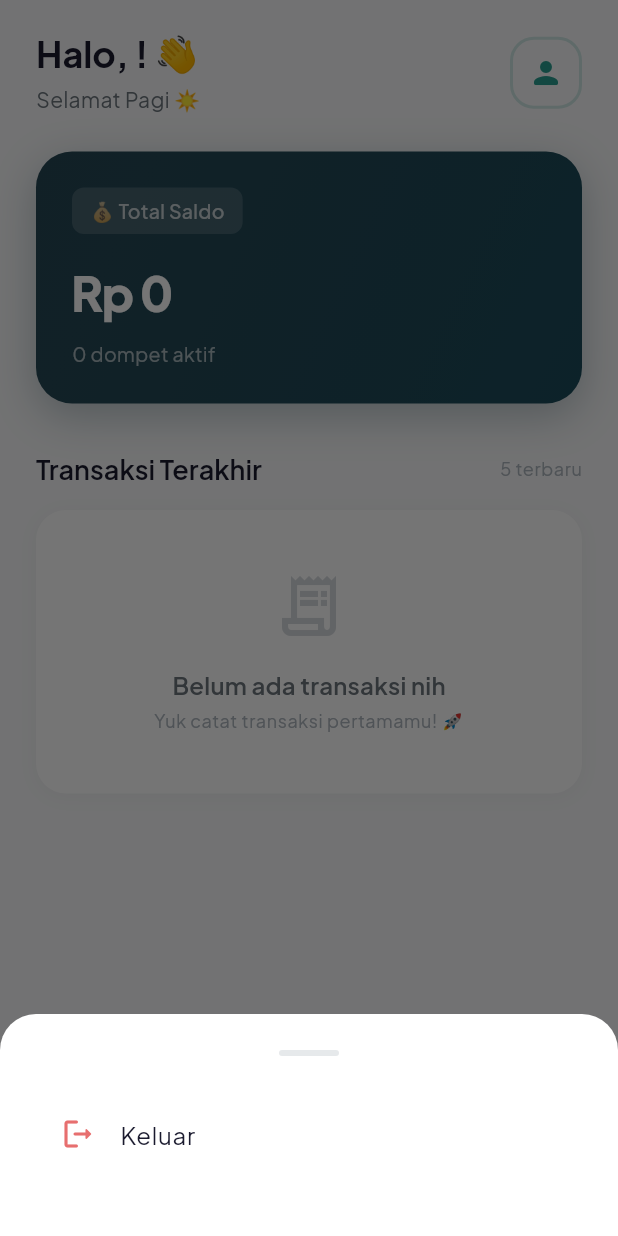
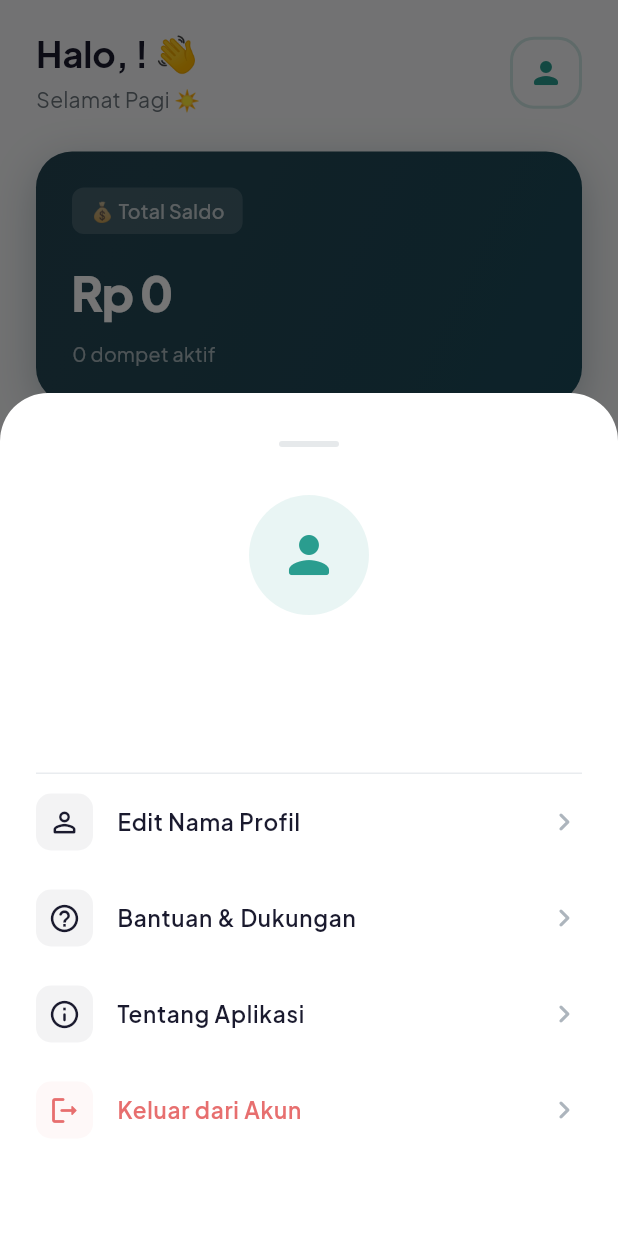
Before and after one commit to MyusiZ3/MyDuitGweh, a Flutter app: the HomeScreen screen opened directly, after a tap on the "person" icon, on a phone screen of 412 x 824 dp. Run offline on Flutter 3.47's test engine with Material 3 defaults, Android fonts, the phone set to English and light mode, and no system bars; our stand-ins replace cloud_firestore, firebase_auth, firebase_core, google_fonts, google_sign_in, pdf and 2 more; accounts and stored records are empty.

Commit message:
feat: add Edit Profile, Help, and About screens with full navigation support

```diff
--- a/lib/screens/home_screen.dart
+++ b/lib/screens/home_screen.dart
@@ -8,6 +8,9 @@ import '../utils/app_theme.dart';
 import '../utils/currency_formatter.dart';
 import '../widgets/loading_widget.dart';
 import 'login_screen.dart';
+import 'edit_profile_screen.dart';
+import 'help_screen.dart';
+import 'about_screen.dart';
 
 class HomeScreen extends StatefulWidget {
   const HomeScreen({super.key});
@@ -106,33 +109,84 @@ class _HomeScreenState extends State<HomeScreen> {
   }
 
   void _showProfileMenu() {
+    final user = FirebaseAuth.instance.currentUser;
+
     showModalBottomSheet(
       context: context,
+      isScrollControlled: true,
       backgroundColor: Colors.transparent,
       builder: (context) => Container(
-        padding: const EdgeInsets.all(24),
+        padding: const EdgeInsets.symmetric(horizontal: 24, vertical: 32),
         decoration: const BoxDecoration(
           color: Colors.white,
-          borderRadius: BorderRadius.vertical(top: Radius.circular(24)),
+          borderRadius: BorderRadius.vertical(top: Radius.circular(32)),
         ),
         child: Column(
           mainAxisSize: MainAxisSize.min,
           children: [
+            // Handle Bar
             Container(
-              width: 40,
-              height: 4,
+              width: 40, height: 4,
               decoration: BoxDecoration(
                 color: AppColors.textHint.withOpacity(0.3),
                 borderRadius: BorderRadius.circular(2),
               ),
             ),
-            const SizedBox(height: 24),
-            ListTile(
-              leading: const Icon(Icons.logout_rounded, color: AppColors.expense),
-              title: const Text('Keluar'),
+            const SizedBox(height: 32),
+
+            // User Info Header
+            CircleAvatar(
+              radius: 40,
+              backgroundColor: AppColors.primary.withOpacity(0.1),
+              backgroundImage: user?.photoURL != null ? NetworkImage(user!.photoURL!) : null,
+              child: user?.photoURL == null ? const Icon(Icons.person_rounded, size: 40, color: AppColors.primary) : null,
+            ),
+            const SizedBox(height: 16),
+            Text(
+              user?.displayName ?? 'User',
+              style: const TextStyle(fontSize: 20, fontWeight: FontWeight.bold, color: AppColors.textPrimary),
+            ),
+            Text(
+              user?.email ?? '',
+              style: const TextStyle(fontSize: 14, color: AppColors.textHint),
+            ),
+
+            const SizedBox(height: 40),
+
+            // Menu Items
+            const Divider(height: 1),
+            _buildProfileMenuItem(
+              icon: Icons.person_outline_rounded,
+              label: 'Edit Nama Profil',
+              onTap: () {
+                Navigator.pop(context);
+                Navigator.push(context, MaterialPageRoute(builder: (_) => const EditProfileScreen()));
+              },
+            ),
+            _buildProfileMenuItem(
+              icon: Icons.help_outline_rounded,
+              label: 'Bantuan & Dukungan',
+              onTap: () {
+                Navigator.pop(context);
+                Navigator.push(context, MaterialPageRoute(builder: (_) => const HelpScreen()));
+              },
+            ),
+            _buildProfileMenuItem(
+              icon: Icons.info_outline_rounded,
+              label: 'Tentang Aplikasi',
+              onTap: () {
+                Navigator.pop(context);
+                Navigator.push(context, MaterialPageRoute(builder: (_) => const AboutScreen()));
+              },
+            ),
+            _buildProfileMenuItem(
+              icon: Icons.logout_rounded,
+              label: 'Keluar dari Akun',
+              iconColor: AppColors.expense,
+              textColor: AppColors.expense,
               onTap: () async {
                 final navigator = Navigator.of(context);
-                navigator.pop();
+                navigator.pop(); // Close bottom sheet
                 await _authService.signOut();
                 if (mounted) {
                   navigator.pushAndRemoveUntil(
@@ -142,10 +196,36 @@ class _HomeScreenState extends State<HomeScreen> {
                 }
               },
             ),
-            const SizedBox(height: 16),
+            const SizedBox(height: 20),
           ],
         ),
       ),
+    );
+  }
+
+  Widget _buildProfileMenuItem({
+    required IconData icon,
+    required String label,
+    required VoidCallback onTap,
+    Color iconColor = AppColors.textPrimary,
+    Color textColor = AppColors.textPrimary,
+  }) {
+    return ListTile(
+      contentPadding: const EdgeInsets.symmetric(vertical: 4),
+      leading: Container(
+        padding: const EdgeInsets.all(8),
+        decoration: BoxDecoration(
+          color: iconColor.withOpacity(0.05),
+          borderRadius: BorderRadius.circular(10),
+        ),
+        child: Icon(icon, size: 22, color: iconColor),
+      ),
+      title: Text(
+        label,
+        style: TextStyle(fontSize: 15, fontWeight: FontWeight.w600, color: textColor),
+      ),
+      trailing: const Icon(Icons.chevron_right_rounded, color: AppColors.textHint),
+      onTap: onTap,
     );
   }
 
```
Also changed, not shown: lib/screens/about_screen.dart (added, +55 -0 lines), lib/screens/edit_profile_screen.dart (added, +87 -0 lines), lib/screens/help_screen.dart (added, +91 -0 lines).
